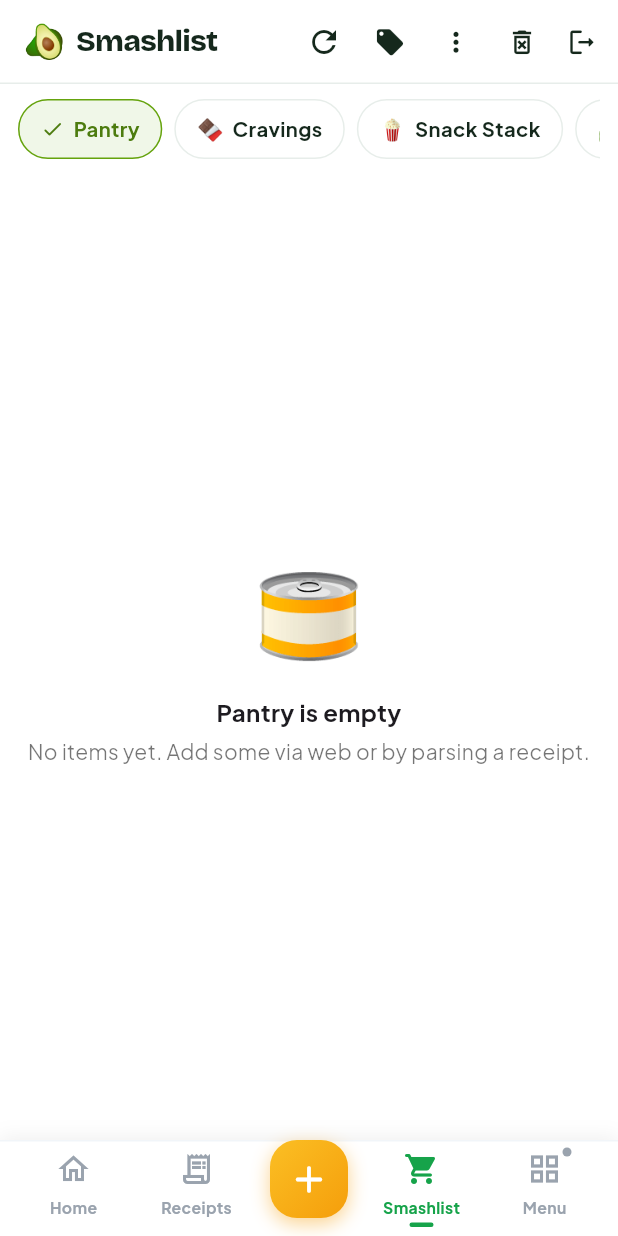
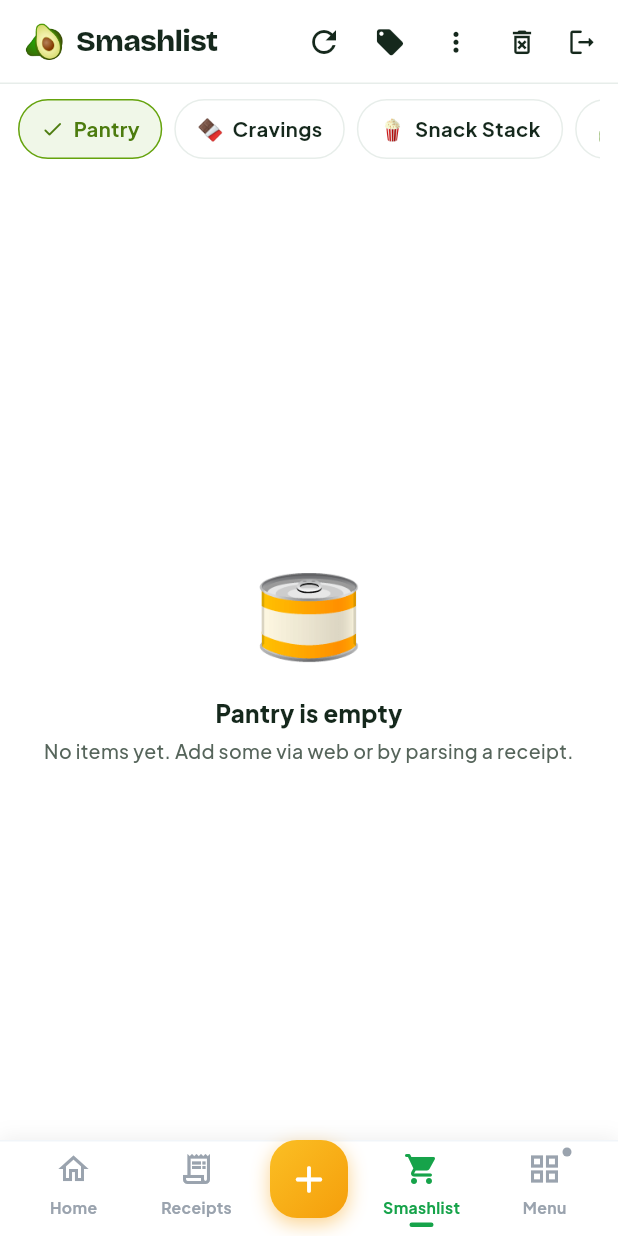
Before and after one commit to ramsrivatsasa/getguac, a Flutter app: the ShoppingListScreen screen opened by its route, on a phone screen of 412 x 824 dp. Run offline on Flutter 3.47's test engine with Material 3 defaults, Android fonts, the phone set to English and light mode, and no system bars; our stand-ins replace firebase_core, firebase_messaging, fl_chart, flutter_local_notifications, flutter_secure_storage, flutter_svg and 16 more; missing offline and left inert: receive_sharing_intent; accounts and stored records are empty; network calls fail.

Commit message:
Release mobile v0.3.98 — app-wide Bricolage amounts + Smashlist polish
- Dollar amounts now render in Bricolage (ggAmount) across the native app:
  dashboard recent txns, GuacMoney hero, Returns rows, receipt-detail item
  prices + headline total, item-detail lifetime-spend chip. Matches web
  gg-num. Locked dashboard stat tiles + score CountUps left untouched.
- Smashlist layout completed: Buy Again suggestions grouped in their own
  ggCard, empty/error states tokenized to Jakarta (ggBody).

Ship v0.3.98+191 split-per-abi APKs (debug-signed, cert 7b68854…867ecd).

Co-Authored-By: Claude Opus 4.8 <noreply@anthropic.com>

```diff
--- a/mobile/lib/screens/dashboard/dashboard_screen.dart
+++ b/mobile/lib/screens/dashboard/dashboard_screen.dart
@@ -1220,7 +1220,7 @@ class _DashboardScreenState extends State<DashboardScreen> {
           title: Text(r.storeName, style: const TextStyle(fontWeight: FontWeight.w600, fontSize: 13)),
           subtitle: Text(formatDateShort(r.date), style: const TextStyle(fontSize: 11, color: Colors.black45)),
           trailing: Text('\$${r.totalAmount.toStringAsFixed(2)}',
-            style: const TextStyle(fontWeight: FontWeight.w800, fontSize: 14)),
+            style: ggAmount(size: 14)),
           onTap: () => context.push('/receipts/${r.id}'),
         )),
       ]),
--- a/mobile/lib/screens/guacmoney/guacmoney_screen.dart
+++ b/mobile/lib/screens/guacmoney/guacmoney_screen.dart
@@ -3,6 +3,7 @@ import 'package:go_router/go_router.dart';
 import 'package:supabase_flutter/supabase_flutter.dart';
 import '../../services/guac_money_service.dart';
 import '../../widgets/top_app_bar_actions.dart';
+import '../../theme/gg_design.dart';
 
 /// GuacMoney — one balance combining the money our Guac-AI saved you
 /// (not-worth-it ratings + refunds, $-for-$) plus engagement (scan +100,
@@ -112,7 +113,7 @@ class _GuacMoneyScreenState extends State<GuacMoneyScreen> {
                   ),
                   const SizedBox(width: 12),
                   Expanded(child: Column(crossAxisAlignment: CrossAxisAlignment.start, mainAxisSize: MainAxisSize.min, children: [
-                    Text('\$${saved.toStringAsFixed(2)}', style: const TextStyle(color: Colors.white, fontWeight: FontWeight.w900, fontSize: 24, height: 1)),
+                    Text('\$${saved.toStringAsFixed(2)}', style: ggAmount(size: 24, color: Colors.white).copyWith(height: 1)),
                     const SizedBox(height: 2),
                     const Text('our Guac-AI saved you', style: TextStyle(color: Colors.white, fontWeight: FontWeight.w700, fontSize: 12)),
                   ])),
--- a/mobile/lib/screens/items/item_detail_screen.dart
+++ b/mobile/lib/screens/items/item_detail_screen.dart
@@ -27,6 +27,7 @@ import '../../utils/date_format.dart';
 import '../../services/product_image_service.dart';
 import '../../widgets/animated_primitives.dart';
 import '../../widgets/top_app_bar_actions.dart';
+import '../../theme/gg_design.dart';
 
 class ItemDetailScreen extends StatefulWidget {
   final String id;
@@ -470,9 +471,7 @@ class _ItemDetailScreenState extends State<ItemDetailScreen> {
                 value: totalSpent,
                 duration: const Duration(milliseconds: 600),
                 formatter: (v) => '\$${v.toStringAsFixed(2)}',
-                style: const TextStyle(
-                  color: Color(0xFF065f46), fontSize: 14, fontWeight: FontWeight.w900,
-                ),
+                style: ggAmount(size: 14, color: const Color(0xFF065f46)),
               ),
             ]),
           ),
--- a/mobile/lib/screens/returns/returns_screen.dart
+++ b/mobile/lib/screens/returns/returns_screen.dart
@@ -9,6 +9,7 @@ import 'package:go_router/go_router.dart';
 import 'package:supabase_flutter/supabase_flutter.dart';
 import '../../widgets/animated_primitives.dart';
 import '../../widgets/top_app_bar_actions.dart';
+import '../../theme/gg_design.dart';
 
 class ReturnsScreen extends StatefulWidget {
   const ReturnsScreen({super.key});
@@ -134,7 +135,7 @@ class _ReturnsScreenState extends State<ReturnsScreen> {
                       subtitle: Text('Bought ${r.date} · expires ${r.expiryDate}',
                         style: const TextStyle(fontSize: 11, color: Colors.black54)),
                       trailing: Text('\$${r.totalAmount.toStringAsFixed(2)}',
-                        style: const TextStyle(fontWeight: FontWeight.w800)),
+                        style: ggAmount()),
                       onTap: () => context.push('/receipts/${r.id}'),
                     ),
                   ),
--- a/mobile/lib/screens/shopping/shopping_list_screen.dart
+++ b/mobile/lib/screens/shopping/shopping_list_screen.dart
@@ -468,8 +468,17 @@ class _ShoppingListScreenState extends State<ShoppingListScreen> {
                                   .copyWith(letterSpacing: 0.3)),
                             ]),
                           ),
-                          ...buyAgain.map((it) => _itemTile(it, isPredicted: true)),
-                          const SizedBox(height: 8),
+                          Container(
+                            margin: const EdgeInsets.fromLTRB(12, 0, 12, 8),
+                            decoration: ggCard(radius: 16),
+                            clipBehavior: Clip.antiAlias,
+                            child: Column(children: [
+                              for (int bi = 0; bi < buyAgain.length; bi++) ...[
+                                if (bi > 0) const Divider(height: 1, color: ggBorder),
+                                _itemTile(buyAgain[bi], isPredicted: true),
+                              ],
+                            ]),
+                          ),
                         ],
                         if (approved.isNotEmpty) ...[
                           Padding(
@@ -672,14 +681,14 @@ class _ShoppingListScreenState extends State<ShoppingListScreen> {
   Widget _emptyView() => Center(child: Column(mainAxisSize: MainAxisSize.min, children: [
     Text(_kListEmoji[_activeList] ?? '🛒', style: const TextStyle(fontSize: 60)),
     const SizedBox(height: 12),
-    Text('$_activeList is empty', style: const TextStyle(fontSize: 16, fontWeight: FontWeight.w700)),
+    Text('$_activeList is empty', style: ggBody(size: 16, weight: FontWeight.w800, color: ggInk)),
     const SizedBox(height: 4),
     Text(
       _items.isEmpty
         ? 'No items yet. Add some via web or by parsing a receipt.'
         : 'Nothing in $_activeList. Check the other tabs.',
       textAlign: TextAlign.center,
-      style: const TextStyle(color: Colors.black54),
+      style: ggBody(size: 13, color: ggMuted),
     ),
   ]));
 
@@ -688,11 +697,11 @@ class _ShoppingListScreenState extends State<ShoppingListScreen> {
     child: Center(child: Column(mainAxisSize: MainAxisSize.min, children: [
       const Icon(Icons.error_outline, color: Colors.red, size: 48),
       const SizedBox(height: 8),
-      const Text('Could not load Smashlist',
-        style: TextStyle(fontSize: 16, fontWeight: FontWeight.w800, color: Colors.red)),
+      Text('Could not load Smashlist',
+        style: ggBody(size: 16, weight: FontWeight.w800, color: const Color(0xFFdc2626))),
       const SizedBox(height: 6),
       Text(_loadError!, textAlign: TextAlign.center,
-        style: const TextStyle(fontSize: 12, color: Colors.black54)),
+        style: ggBody(size: 12, color: ggMuted)),
       const SizedBox(height: 12),
       FilledButton.icon(onPressed: _load, icon: const Icon(Icons.refresh), label: const Text('Retry')),
     ])),
--- a/mobile/pubspec.yaml
+++ b/mobile/pubspec.yaml
@@ -1,7 +1,7 @@
 name: getguac
 description: GetGuac — Smart receipt & rewards management
 publish_to: 'none'
-version: 0.3.97+190
+version: 0.3.98+191
 
 environment:
   sdk: '>=3.0.0 <4.0.0'
```
Also changed, not shown: mobile/lib/screens/receipts/receipt_detail_screen.dart (+5 -6 lines), 5 other files.
